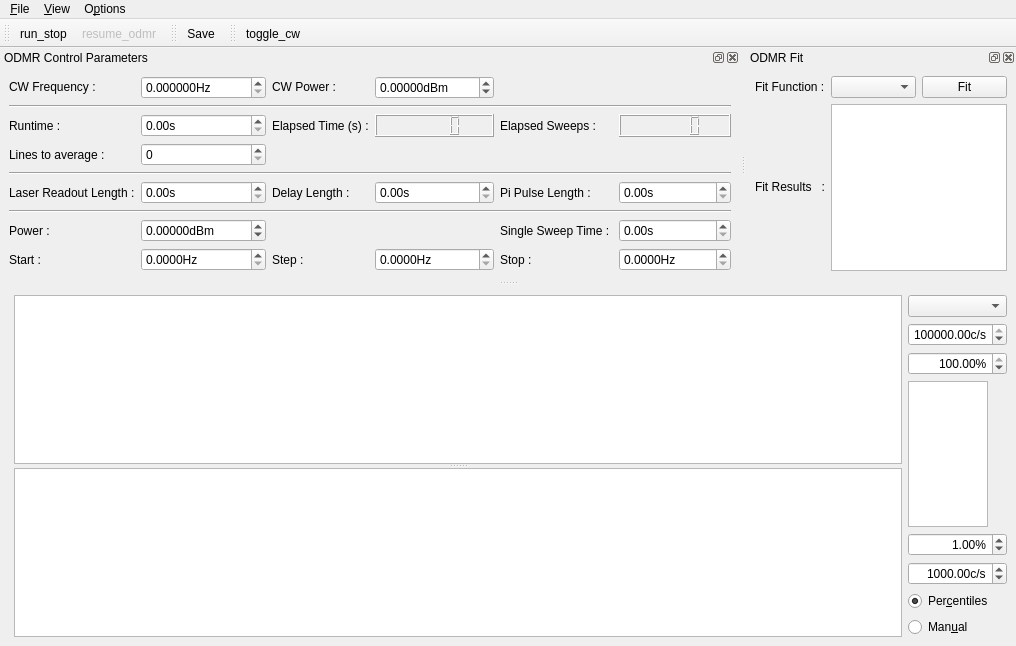
The window that gui/awgpulsedodmr/ui_odmrgui.ui (projecthira/qudi-hira) describes before a commit, drawn with Qt 5.
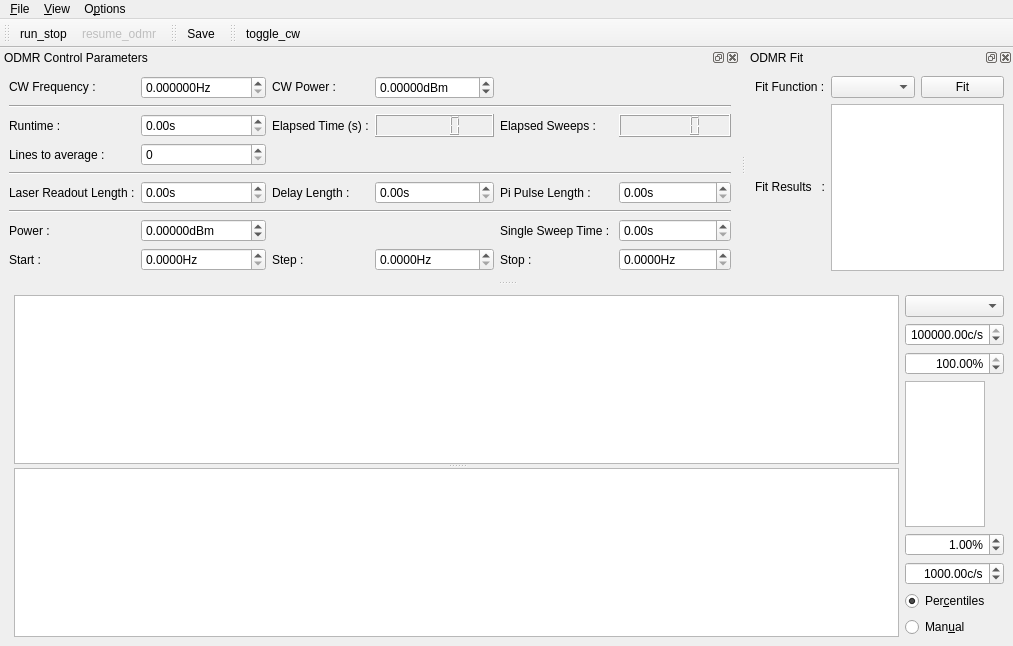
The same window after the commit. Icons and pictures are not drawn. Custom widgets are drawn as their Qt base class.

What changed in the file:
```diff
--- a/gui/awgpulsedodmr/ui_odmrgui.ui
+++ b/gui/awgpulsedodmr/ui_odmrgui.ui
@@ -6,7 +6,7 @@
    <rect>
     <x>0</x>
     <y>0</y>
-    <width>1016</width>
+    <width>1013</width>
     <height>646</height>
    </rect>
   </property>
@@ -213,7 +213,7 @@
     <rect>
      <x>0</x>
      <y>0</y>
-     <width>1016</width>
+     <width>1013</width>
      <height>21</height>
     </rect>
    </property>
```
